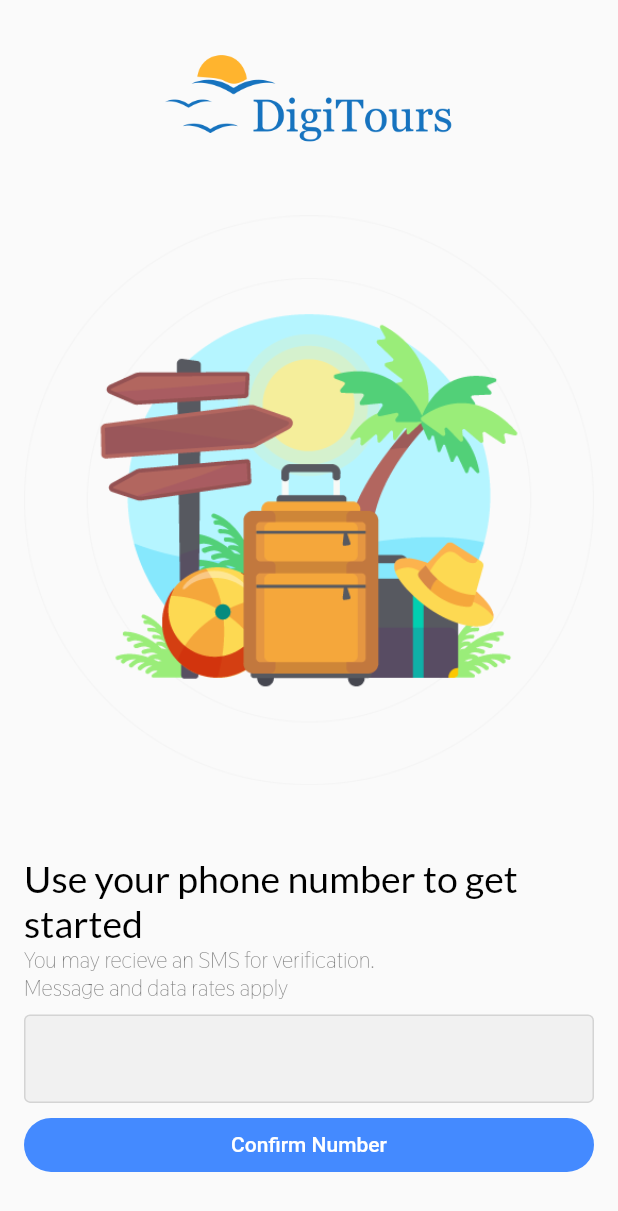
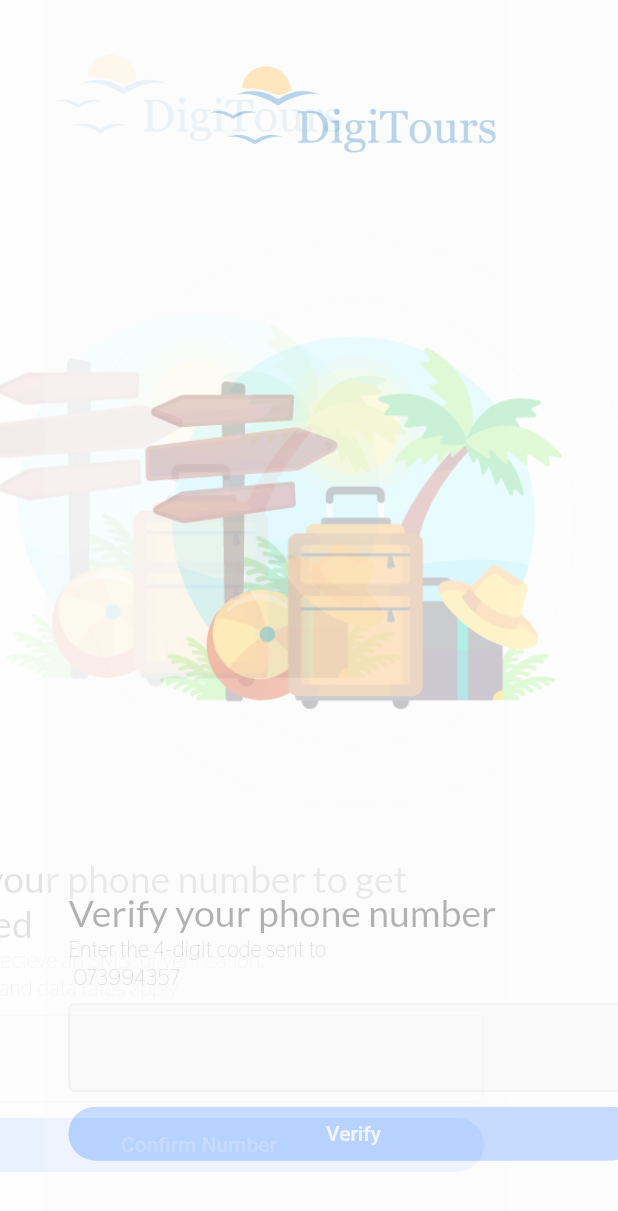
Before and after one commit to DERYKO/digitours-app, a Flutter app: the PhoneSignUpScreen screen opened by its route, after a tap on "Confirm Number", on a phone screen of 412 x 824 dp. Shown: the top 1211 px of the screen. Run offline on Flutter 3.47's test engine with Material 2 defaults, Android fonts, the phone set to English and light mode, and no system bars; our stand-ins replace dio; network calls fail.

Commit message:
phone verification

```diff
--- a/lib/api/api.dart
+++ b/lib/api/api.dart
@@ -7,6 +7,11 @@ class Api extends DioApi {
   Future mobilelogin(String phoneNumber) {
     return dio.post('/login', queryParameters: {'phone': phoneNumber});
   }
+
+  Future verifyPhone(String phoneNumber, String code) {
+    return dio
+        .post('/code', queryParameters: {'code': code, 'phone': phoneNumber});
+  }
 }
 
 Api api = Api();
--- a/lib/routes.dart
+++ b/lib/routes.dart
@@ -1,12 +1,15 @@
 import 'package:digitours/screens/phone_signup_screen.dart';
+import 'package:digitours/screens/phone_verification_screen.dart';
 import 'package:digitours/screens/splash_screen.dart';
 
 class RouteConfig {
   static const splash = '/';
   static const phonesignupscreen = '/phonesignupscreen';
+  static const phoneverificationscreen = 'phoneverificationscreen';
 }
 
 var routes = {
   RouteConfig.splash: (context) => SplashScreen(),
-  RouteConfig.phonesignupscreen: (context) => PhoneSignUpScreen()
+  RouteConfig.phonesignupscreen: (context) => PhoneSignUpScreen(),
+  RouteConfig.phoneverificationscreen: (context) => PhoneVerificationScreen()
 };
--- a/lib/screens/phone_signup_screen.dart
+++ b/lib/screens/phone_signup_screen.dart
@@ -1,3 +1,4 @@
+import 'package:digitours/routes.dart';
 import 'package:digitours/services/auth_service.dart';
 import 'package:digitours/widgets/circular_material_spinner.dart';
 import 'package:digitours/widgets/custom_rounded_flatbtn.dart';
@@ -66,8 +67,12 @@ class PhoneSignUpScreen extends StatelessWidget {
                               color: Colors.blueAccent,
                               onTap: !postedLogin
                                   ? () {
-                                      authservice.mobileLogin(
-                                          _phoneInputController.text);
+                                      authservice
+                                          .mobileLogin(
+                                              _phoneInputController.text)
+                                          .then((value) => Navigator.of(context)
+                                              .pushReplacementNamed(RouteConfig
+                                                  .phoneverificationscreen));
                                     }
                                   : null,
                               btnWidget: CircularMaterialSpinner(
--- a/lib/screens/phone_verification_screen.dart
+++ b/lib/screens/phone_verification_screen.dart
@@ -1,10 +1,101 @@
+import 'package:digitours/routes.dart';
+import 'package:digitours/services/auth_service.dart';
+import 'package:digitours/widgets/circular_material_spinner.dart';
+import 'package:digitours/widgets/custom_rounded_flatbtn.dart';
+import 'package:digitours/widgets/customtxt_input.dart';
 import 'package:flutter/material.dart';
+import 'package:provider/provider.dart';
 
-class PhoneVerificationScreen extends StatelessWidget {
+class PhoneVerificationScreen extends StatefulWidget {
+  @override
+  _PhoneVerificationScreenState createState() =>
+      _PhoneVerificationScreenState();
+}
+
+class _PhoneVerificationScreenState extends State<PhoneVerificationScreen> {
+  final TextEditingController _verifictaionCode = TextEditingController();
+
+  void submitMobile() {
+    Navigator.of(context)
+        .pushReplacementNamed(RouteConfig.phoneverificationscreen);
+    // authservice.mobileLogin(_verifictaionCode.text).then((value) =>
+    //     Navigator.of(context)
+    //         .pushReplacementNamed(RouteConfig.phoneverificationscreen));
+  }
+
   @override
   Widget build(BuildContext context) {
     return Scaffold(
-      appBar: AppBar(),
+      body: SafeArea(
+        child: Padding(
+          padding: EdgeInsets.only(
+            left: 16.0,
+            right: 16.0,
+          ),
+          child: SingleChildScrollView(
+            child: Container(
+              height: MediaQuery.of(context).size.height,
+              child: Column(
+                mainAxisAlignment: MainAxisAlignment.spaceEvenly,
+                children: [
+                  Image.asset(
+                    'assets/images/digitourslogo.png',
+                    height: 60,
+                  ),
+                  Image.asset(
+                    'assets/images/beach_suitcase_icon.png',
+                    height: 400,
+                  ),
+                  Column(
+                    mainAxisAlignment: MainAxisAlignment.end,
+                    crossAxisAlignment: CrossAxisAlignment.start,
+                    children: [
+                      Text(
+                        'Verify your phone number',
+                        style: Theme.of(context).textTheme.headline1.copyWith(
+                            fontSize: 25,
+                            color: Colors.black,
+                            fontWeight: FontWeight.w400),
+                      ),
+                      Text(
+                        'Enter the 4-digit code sent to \n 073994357',
+                        style: Theme.of(context)
+                            .textTheme
+                            .headline4
+                            .copyWith(fontSize: 15, color: Colors.black54),
+                      ),
+                      SizedBox(
+                        height: 8,
+                      ),
+                      Customtxtinput(
+                        controller: _verifictaionCode,
+                        fillColor: Colors.grey.withOpacity(.1),
+                      ),
+                      SizedBox(
+                        height: 4,
+                      ),
+                      Selector<AuthService, bool>(
+                        selector: (context, authservice) =>
+                            authservice.postingMobileLogin,
+                        builder: (context, postedLogin, _) {
+                          return CustomRoundedFlatBtn(
+                              color: Colors.blueAccent,
+                              onTap: !postedLogin ? submitMobile : null,
+                              btnWidget: CircularMaterialSpinner(
+                                loading: postedLogin,
+                                child: Text('Verify'),
+                              ),
+                              labelText: 'Confirm Number');
+                        },
+                      )
+                    ],
+                  )
+                ],
+              ),
+            ),
+          ),
+        ),
+      ),
     );
   }
 }
--- a/lib/services/auth_service.dart
+++ b/lib/services/auth_service.dart
@@ -16,6 +16,8 @@ class AuthService extends ChangeNotifier {
     return api.mobilelogin(phoneNumber).then((response) {
       var payload = response.data;
       print(payload);
+      postingMobileLogin = false;
+      return payload;
     }).catchError((error) {
       postingMobileLogin = false;
       printError('Error occured while confirming login phone number $error');
```
